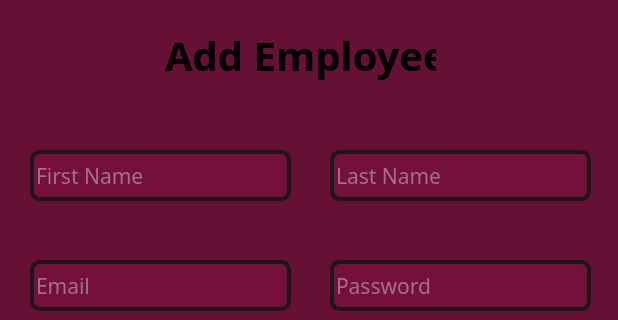
Above: SweetsStore/update_employee_dialog.ui from vince-exe/SweetsStore before the change; both pictures show x 0 to 618 and y 0 to 320 of the 618 by 612 pixel window. Below: the same form after it.
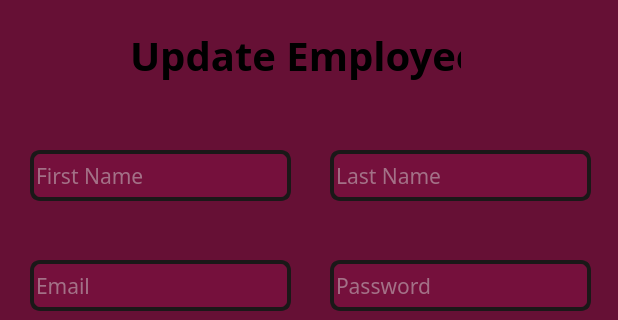
That is the form after the change.

Diff of the .ui file:
```diff
--- a/SweetsStore/update_employee_dialog.ui
+++ b/SweetsStore/update_employee_dialog.ui
@@ -237,9 +237,9 @@
   <widget class="QLabel" name="titleLabel">
    <property name="geometry">
     <rect>
-     <x>165</x>
+     <x>130</x>
      <y>20</y>
-     <width>271</width>
+     <width>331</width>
      <height>71</height>
     </rect>
    </property>
@@ -264,7 +264,7 @@
 }</string>
    </property>
    <property name="text">
-    <string>Add Employee</string>
+    <string>Update Employee</string>
    </property>
   </widget>
   <widget class="QLineEdit" name="passBox">
```
